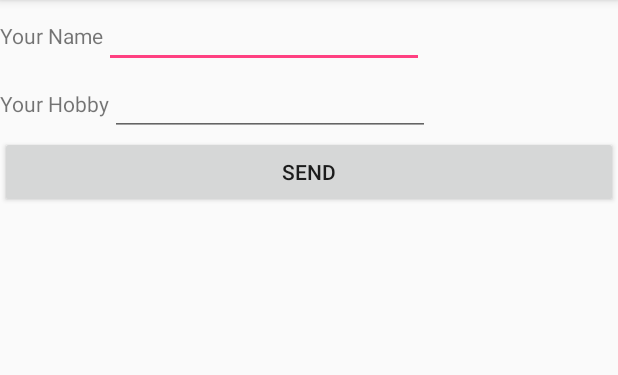
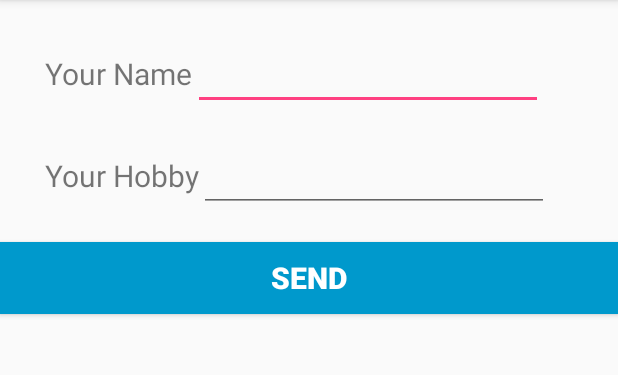
Before and after one commit to mirsakiyev/COMP-304, an Android app: the screen it shows after launch (MainActivity), on a phone screen of 412 x 824 dp, the part 84-459 px from its top. Run offline under Robolectric (Android 15) with nearby library versions, the phone set to English and light mode, and no system bars.

Commit message:
Assigment1 - Task1 - Added appropriate methods and functionality, final design changes and Added comments

```diff
--- a/AslanMirsakiyev_COMP304_Task1/app/src/main/java/com/example/aslanmr/aslanmirsakiyev_comp304_task1/MainActivity.java
+++ b/AslanMirsakiyev_COMP304_Task1/app/src/main/java/com/example/aslanmr/aslanmirsakiyev_comp304_task1/MainActivity.java
@@ -1,13 +1,45 @@
 package com.example.aslanmr.aslanmirsakiyev_comp304_task1;
 
+import android.content.Intent;
 import android.support.v7.app.AppCompatActivity;
 import android.os.Bundle;
+import android.view.View;
+import android.widget.EditText;
+import android.widget.TextView;
+
+import org.w3c.dom.Text;
 
 public class MainActivity extends AppCompatActivity {
+
+    EditText myN;
+    EditText myH;
 
     @Override
     protected void onCreate(Bundle savedInstanceState) {
         super.onCreate(savedInstanceState);
         setContentView(R.layout.activity_main);
+
+        myN=(EditText) findViewById(R.id.nameTxt);
+        myH=(EditText) findViewById(R.id.hobbyTxt);
+    }
+
+
+    //Send Message method takes to SubActivity on Click
+    public void Send_Message(View v)
+    {
+
+        if (v.getId()==R.id.sendBtn)
+        {
+            //Strings which will contain text from TextBoxs
+            String myName=myN.getText().toString();
+            String myHobby=myH.getText().toString();
+
+            //Initialize Intent and set putExtra for both parameters
+            Intent intent=new Intent(MainActivity.this,SubActivity.class);
+            intent.putExtra("myName",myName);
+            intent.putExtra("myHobby",myHobby);
+
+            startActivity(intent);
+        }
     }
 }
--- a/AslanMirsakiyev_COMP304_Task1/app/src/main/res/layout/activity_main.xml
+++ b/AslanMirsakiyev_COMP304_Task1/app/src/main/res/layout/activity_main.xml
@@ -10,12 +10,15 @@
     //Linear Layout for Name
     <LinearLayout
         android:layout_width="wrap_content"
-        android:layout_height="wrap_content">
+        android:layout_height="wrap_content"
+        android:layout_marginTop="25dp"
+        android:layout_marginLeft="30dp">
 
         //Text View for Name
         <TextView
             android:layout_width="wrap_content"
             android:layout_height="wrap_content"
+            android:textSize="20dp"
             android:text="Your Name" />
 
         //TextBox for Name
@@ -24,6 +27,7 @@
             android:layout_width="wrap_content"
             android:layout_height="wrap_content"
             android:layout_weight="1"
+            android:textSize="20dp"
             android:ems="10"
             android:text="" />
 
@@ -34,12 +38,15 @@
     //Linear Layout for Hobby
     <LinearLayout
         android:layout_width="wrap_content"
-        android:layout_height="wrap_content">
+        android:layout_height="wrap_content"
+        android:layout_marginTop="20dp"
+        android:layout_marginLeft="30dp">
 
         //TextView for Hobby
         <TextView
             android:layout_width="wrap_content"
             android:layout_height="wrap_content"
+            android:textSize="20dp"
             android:text="Your Hobby"/>
 
         //TextBox for Hobby
@@ -48,16 +55,24 @@
             android:layout_width="wrap_content"
             android:layout_height="wrap_content"
             android:layout_weight="1"
+            android:textSize="20dp"
             android:ems="10"
             android:text="" />
 
     </LinearLayout>
 
+    //Send Button
     <Button
         android:id="@+id/sendBtn"
         android:layout_width="match_parent"
         android:layout_height="wrap_content"
-        android:text="Send" />
+        android:layout_marginTop="20dp"
+        android:textSize="20dp"
+        android:textColor="@android:color/white"
+        android:background="@android:color/holo_blue_dark"
+        android:textStyle="bold"
+        android:text="Send"
+        android:onClick="Send_Message"/>
 
 
 </LinearLayout>
```
Also changed, not shown: AslanMirsakiyev_COMP304_Task1/app/src/main/java/com/example/aslanmr/aslanmirsakiyev_comp304_task1/SubActivity.java (+19 -0 lines), AslanMirsakiyev_COMP304_Task1/app/src/main/res/layout/activity_sub.xml (+37 -2 lines).
